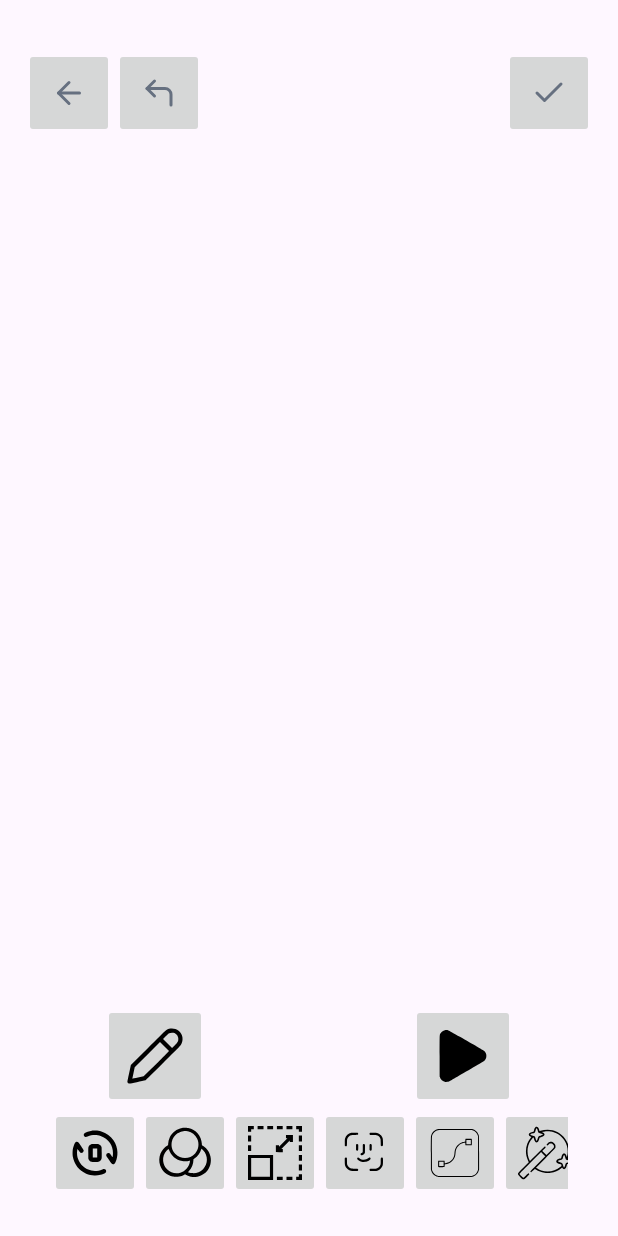
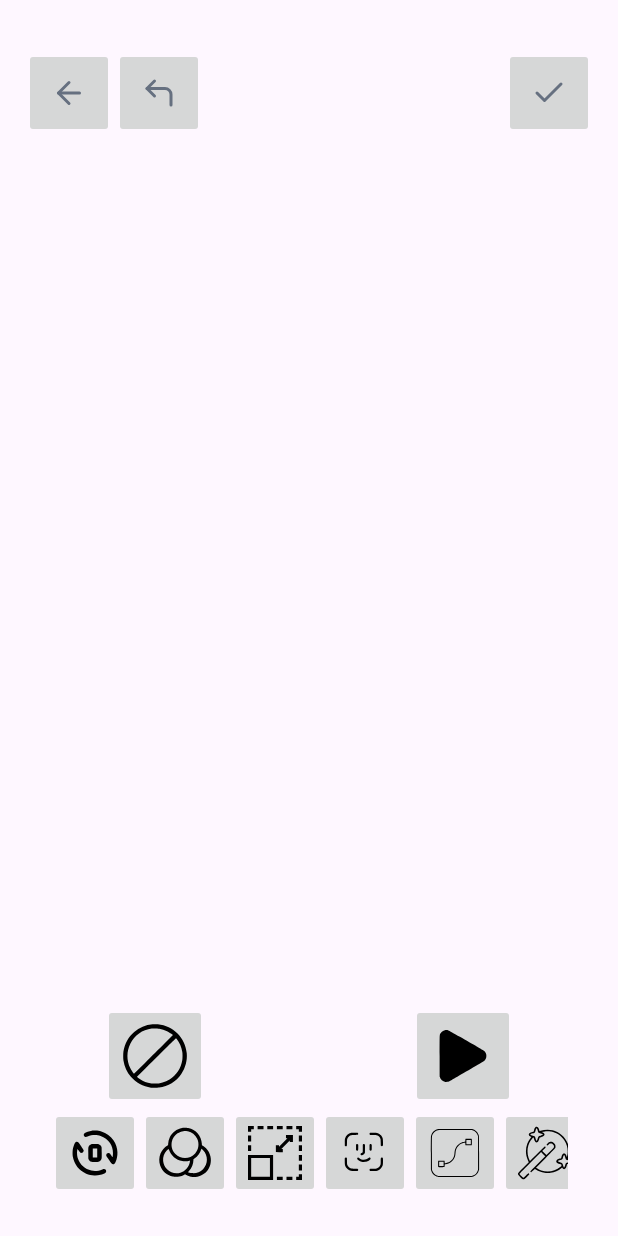
Before and after one commit to mikhaylov1gor/MobileDevHits, an Android app: the VectorEditActivity screen opened directly, with no data from a screen before it, on a phone screen of 412 x 824 dp. Run offline under Robolectric (Android 15) with nearby library versions, the phone set to English and light mode, and no system bars; 5 statements that could not run were skipped.

Commit message:
change style

```diff
--- /dev/null
+++ b/app/src/main/res/drawable/ic_none.xml
@@ -0,0 +1,10 @@
+<vector xmlns:android="http://schemas.android.com/apk/res/android"
+    android:width="512dp"
+    android:height="512dp"
+    android:viewportWidth="512"
+    android:viewportHeight="512">
+  <path
+      android:pathData="M238,16.6c-53.7,5.1 -99.7,24.2 -138.6,57.8 -44.1,38 -71.7,88.3 -81,147.8 -2.5,15.8 -2.5,51.8 0,67.6 7.4,47.3 25.9,87.9 56.1,123 38.2,44.5 91.6,73.1 151.5,81.4 12.3,1.7 47.8,1.6 60,-0.1 69.8,-9.6 129.1,-45.9 167.9,-102.6 31.1,-45.5 46,-101.6 41.2,-155.5 -10.3,-116.7 -101.2,-208.2 -217.6,-219 -10.2,-0.9 -31.3,-1.1 -39.5,-0.4zM288,50.5c21.5,3.6 39.7,9.4 58.6,18.6 12.4,6 32.6,18.9 40.3,25.6l4.3,3.8 -63.8,63.6c-35.2,34.9 -101.2,100.6 -146.9,145.8l-83,82.3 -3.3,-3.9c-6.8,-8 -18.3,-26.3 -24.5,-39.1 -28.5,-58.6 -28.3,-125.1 0.5,-183.4 31.1,-62.8 91,-105.4 160.8,-114.3 14.2,-1.8 43.4,-1.3 57,1zM419.8,128.2c21.7,27.7 36,61.3 41.8,98.3 2.3,15.2 2.4,44.3 0,59 -10,62.5 -43.6,113.9 -96.1,147 -47.7,30 -107.6,39 -162.5,24.4 -27.4,-7.3 -55,-21.1 -75.4,-37.8l-7.3,-6 66.6,-66.4c135.1,-134.5 226.2,-224.7 227.1,-224.7 0.4,-0 3,2.8 5.8,6.2z"
+      android:fillColor="#000000"
+      android:strokeColor="#00000000"/>
+</vector>
--- a/app/src/main/res/layout/activity_affine.xml
+++ b/app/src/main/res/layout/activity_affine.xml
@@ -8,8 +8,8 @@
 
     <ImageView
         android:id="@+id/currentPhoto"
-        android:layout_width="400dp"
-        android:layout_height="400dp"
+        android:layout_width="wrap_content"
+        android:layout_height="wrap_content"
         android:layout_marginStart="16dp"
         android:layout_marginTop="32dp"
         android:layout_marginEnd="16dp"
--- a/app/src/main/res/layout/activity_color_correction.xml
+++ b/app/src/main/res/layout/activity_color_correction.xml
@@ -44,7 +44,7 @@
                 android:layout_height="69dp"
                 android:contentDescription="@string/button_standart_filter"
                 android:scaleType="fitCenter"
-                android:src="@drawable/ic_number_1" />
+                android:src="@drawable/ic_none" />
 
             <ImageButton
                 android:id="@+id/button_first_filter"
--- a/app/src/main/res/layout/activity_vector_edit.xml
+++ b/app/src/main/res/layout/activity_vector_edit.xml
@@ -53,7 +53,7 @@
         android:layout_marginBottom="85dp"
         android:contentDescription="@string/button_edit"
         android:scaleType="fitCenter"
-        android:src="@drawable/ic_draw_points"
+        android:src="@drawable/ic_none"
         app:layout_constraintBottom_toBottomOf="parent"
         app:layout_constraintEnd_toEndOf="parent"
         app:layout_constraintHorizontal_bias="0.2"
```
